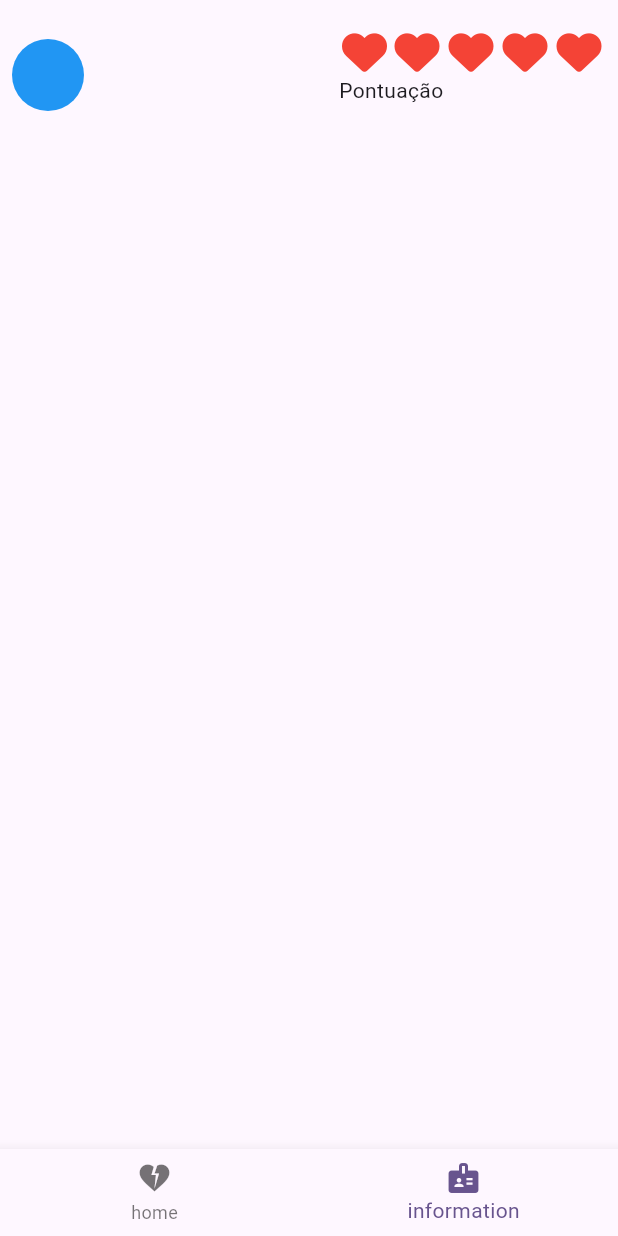
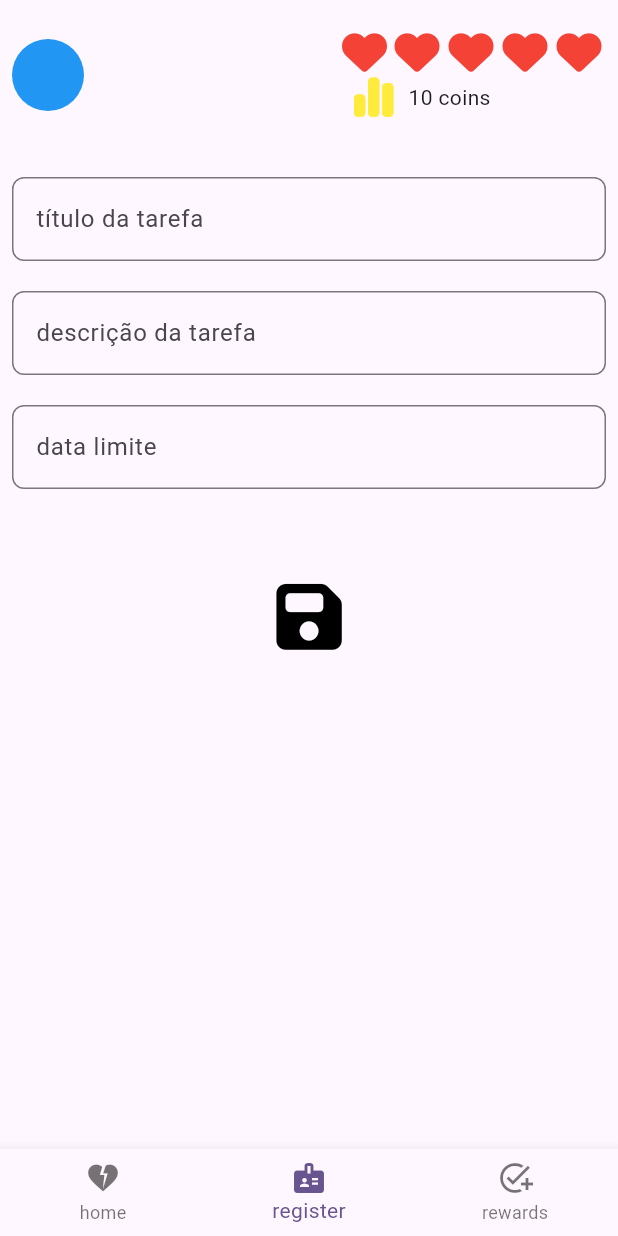
Before and after one commit to FilipeHaniel/ryc_desafio_do_modulo_basico, a Flutter app: the screen it shows after launch, item 2 of the bottom bar chosen, on a phone screen of 412 x 824 dp. Run offline on Flutter 3.47's test engine with Material 3 defaults, Android fonts, the phone set to English and light mode, and no system bars; our stand-ins replace bloc, dio, flutter_bloc, font_awesome_flutter, freezed_annotation, get_it and 1 more; network calls fail.

Commit message:
insert form task

```diff
--- a/lib/main.dart
+++ b/lib/main.dart
@@ -1,6 +1,7 @@
 import 'package:flutter/material.dart';
 import 'package:ryc_desafio_do_modulo_basico/core/injection/injection.dart';
 import 'package:ryc_desafio_do_modulo_basico/presentation/view/main_page.dart';
+import 'package:ryc_desafio_do_modulo_basico/presentation/view/pages/register_page.dart';
 
 void main() {
   configureDependencies();
@@ -22,6 +23,7 @@ class MyApp extends StatelessWidget {
       ),
       routes: {
         '/': (context) => const MainPage(),
+        '/register': (context) => const RegisterPage(),
       },
     );
   }
--- a/lib/presentation/presenter/main_presenter.dart
+++ b/lib/presentation/presenter/main_presenter.dart
@@ -1,22 +1,28 @@
 import 'package:bloc/bloc.dart';
 import 'package:flutter/material.dart';
-import 'package:ryc_desafio_do_modulo_basico/presentation/view/main_page.dart';
 import 'package:ryc_desafio_do_modulo_basico/presentation/view/pages/home_page.dart';
+import 'package:ryc_desafio_do_modulo_basico/presentation/view/pages/register_page.dart';
+import 'package:ryc_desafio_do_modulo_basico/presentation/view/pages/rewards_page.dart';
 
 class MainPresenter extends Cubit {
-
   MainPresenter(super.initialState);
 
   final List<Widget> _appScreen = [
     const HomePage(),
-    const Text(''),
+    const RegisterPage(),
+    const RewardsPage(),
   ];
 
   Widget selectPage(int index) {
     switch (index) {
-      case 0 : return _appScreen[0];
-      case 1 : return _appScreen[1];
-      default: return Container();
+      case 0:
+        return _appScreen[0];
+      case 1:
+        return _appScreen[1];
+      case 2:
+        return _appScreen[2];
+      default:
+        return Container();
     }
   }
 }
--- a/lib/presentation/view/main_page.dart
+++ b/lib/presentation/view/main_page.dart
@@ -81,7 +81,19 @@ class _MainPageState extends State<MainPage> {
                     ),
                   ],
                 ),
-                Text('Pontuação'),
+                Row(
+                  children: [
+                    Padding(
+                      padding: EdgeInsets.symmetric(horizontal: 10),
+                      child: FaIcon(
+                        FontAwesomeIcons.chartSimple,
+                        size: 30,
+                        color: Colors.yellow,
+                      ),
+                    ),
+                    Text('10 coins'),
+                  ],
+                ),
               ],
             ),
           ),
@@ -97,7 +109,11 @@ class _MainPageState extends State<MainPage> {
           ),
           BottomNavigationBarItem(
             icon: Icon(Icons.badge),
-            label: 'information',
+            label: 'register',
+          ),
+          BottomNavigationBarItem(
+            icon: Icon(Icons.add_task),
+            label: 'rewards',
           ),
         ],
         onTap: (value) {
--- /dev/null
+++ b/lib/presentation/view/pages/register_page.dart
@@ -0,0 +1,89 @@
+import 'package:flutter/material.dart';
+import 'package:font_awesome_flutter/font_awesome_flutter.dart';
+
+class RegisterPage extends StatefulWidget {
+  const RegisterPage({super.key});
+
+  @override
+  State<RegisterPage> createState() => _RegisterPageState();
+}
+
+class _RegisterPageState extends State<RegisterPage> {
+  final _formKey = GlobalKey<FormState>();
+
+  final _taskTitle = TextEditingController();
+  final _taskDescription = TextEditingController();
+  final _taskDeadline = TextEditingController();
+
+  @override
+  void initState() {
+    super.initState();
+  }
+
+  @override
+  void dispose() {
+    super.dispose();
+
+    _taskTitle.dispose();
+    _taskDescription.dispose();
+    _taskDeadline.dispose();
+  }
+
+  @override
+  Widget build(BuildContext context) {
+    return Padding(
+      padding: const EdgeInsets.all(8.0),
+      child: Form(
+        key: _formKey,
+        child: Column(
+          children: [
+            Padding(
+              padding: const EdgeInsets.symmetric(vertical: 10),
+              child: TextFormField(
+                controller: _taskTitle,
+                decoration: InputDecoration(
+                  labelText: 'título da tarefa',
+                  border: OutlineInputBorder(
+                    borderRadius: BorderRadius.circular(8),
+                  ),
+                ),
+              ),
+            ),
+            Padding(
+              padding: const EdgeInsets.symmetric(vertical: 10),
+              child: TextFormField(
+                controller: _taskDescription,
+                decoration: InputDecoration(
+                  labelText: 'descrição da tarefa',
+                  border: OutlineInputBorder(
+                    borderRadius: BorderRadius.circular(8),
+                  ),
+                ),
+              ),
+            ),
+            Padding(
+              padding: const EdgeInsets.symmetric(vertical: 10),
+              child: TextFormField(
+                controller: _taskDeadline,
+                decoration: InputDecoration(
+                  labelText: 'data limite',
+                  border: OutlineInputBorder(
+                    borderRadius: BorderRadius.circular(8),
+                  ),
+                ),
+              ),
+            ),
+            const Padding(
+              padding: EdgeInsets.only(top: 50),
+              child: FaIcon(
+                FontAwesomeIcons.solidFloppyDisk,
+                size: 50,
+                color: Colors.black,
+              ),
+            ),
+          ],
+        ),
+      ),
+    );
+  }
+}
--- a/pubspec.yaml
+++ b/pubspec.yaml
@@ -6,7 +6,7 @@ publish_to: 'none' # Remove this line if you wish to publish to pub.dev
 version: 1.0.0+1
 
 environment:
-  sdk: '>=3.4.0 <4.0.0'
+  sdk: ">=3.3.4 <4.0.0"
 
 dependencies:
   flutter:
@@ -27,7 +27,7 @@ dev_dependencies:
   flutter_test:
     sdk: flutter
   freezed: ^2.5.2
-  build_runner: ^2.4.10
+  build_runner: ^2.4.9
   json_serializable: ^6.8.0
   injectable_generator: ^2.6.1
 
```
Also changed, not shown: lib/presentation/view/pages/home_page.dart (+18 -1 lines), lib/presentation/view/pages/register.dart (deleted, +0 -13 lines), lib/presentation/view/pages/rewards.dart (deleted, +0 -15 lines), lib/presentation/view/pages/rewards_page.dart (added, +55 -0 lines), pubspec.lock.
